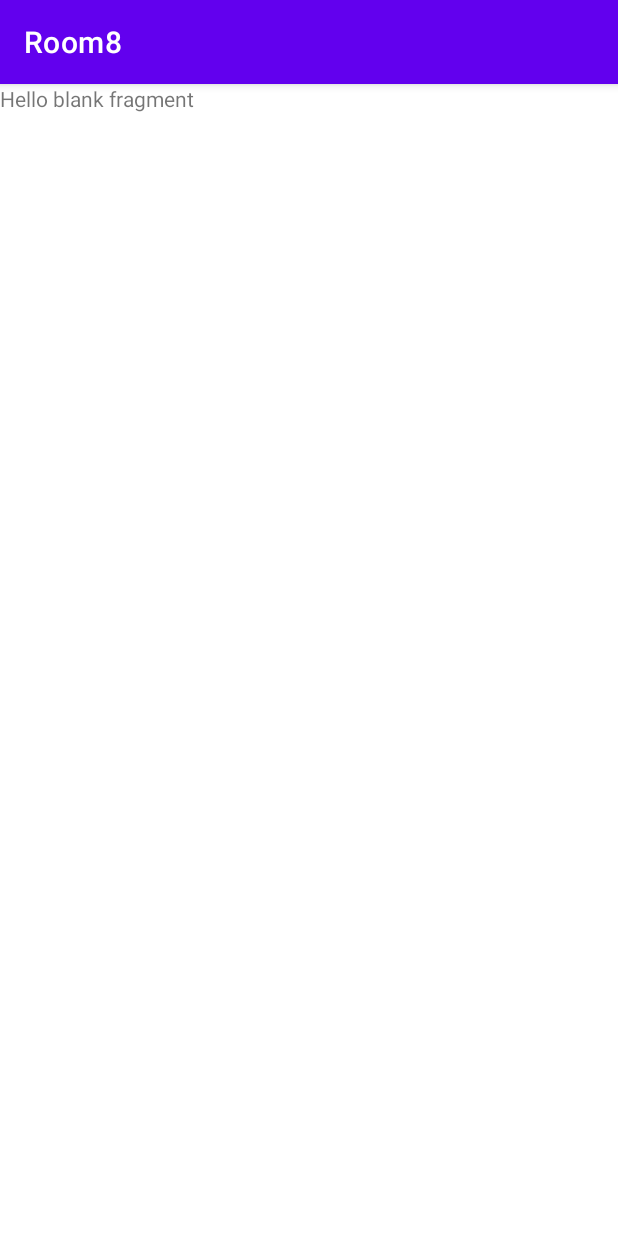
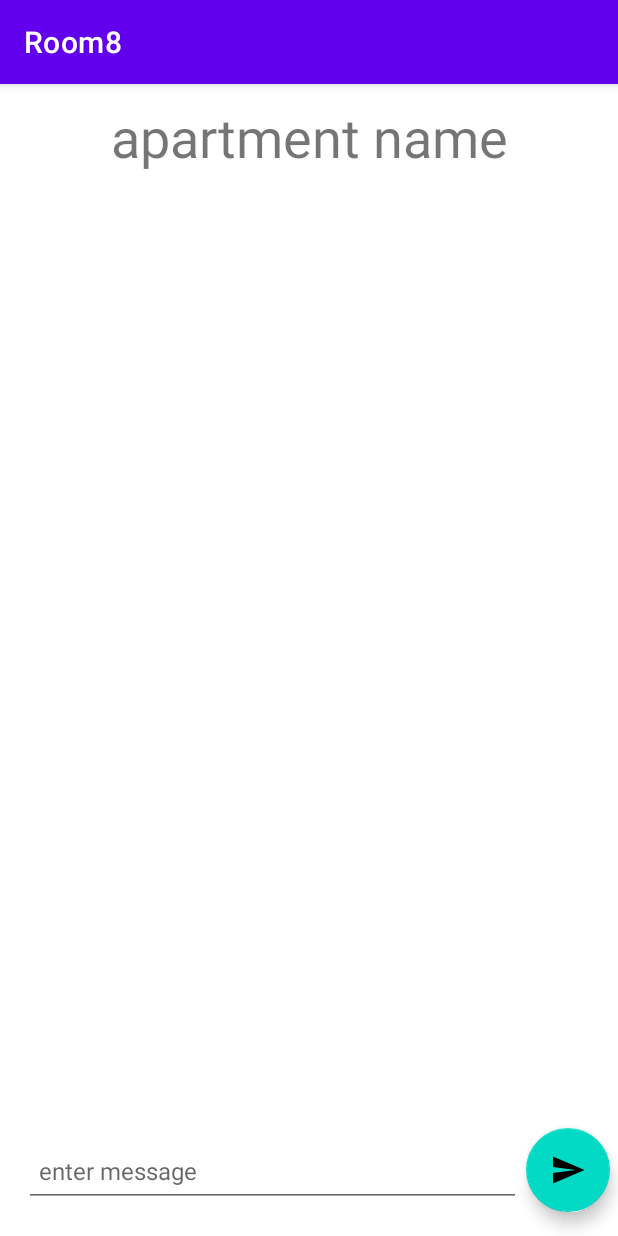
Before and after one commit to ShayGali/Room8s, an Android app: the Message_Fragment screen opened through its navigation route, on a phone screen of 412 x 824 dp. Run offline under Robolectric (Android 15) with nearby library versions, the phone set to English and light mode, and no system bars.

Commit message:
message layout basic

```diff
--- /dev/null
+++ b/front/code/app/src/main/res/drawable/ic_baseline_send_24.xml
@@ -0,0 +1,11 @@
+<vector xmlns:android="http://schemas.android.com/apk/res/android"
+    android:width="24dp"
+    android:height="24dp"
+    android:viewportWidth="24"
+    android:viewportHeight="24"
+    android:tint="?attr/colorControlNormal"
+    android:autoMirrored="true">
+  <path
+      android:fillColor="@android:color/white"
+      android:pathData="M2.01,21L23,12 2.01,3 2,10l15,2 -15,2z"/>
+</vector>
--- a/front/code/app/src/main/res/layout/fragment_message_.xml
+++ b/front/code/app/src/main/res/layout/fragment_message_.xml
@@ -1,14 +1,56 @@
 <?xml version="1.0" encoding="utf-8"?>
-<FrameLayout xmlns:android="http://schemas.android.com/apk/res/android"
+<RelativeLayout xmlns:android="http://schemas.android.com/apk/res/android"
+    xmlns:app="http://schemas.android.com/apk/res-auto"
     xmlns:tools="http://schemas.android.com/tools"
     android:layout_width="match_parent"
     android:layout_height="match_parent"
-    tools:context=".fragments.message_fragments.Message_Fragment">
+    tools:context=".fragments.message_fragments.Message_Fragment"
+    >
 
-    <!-- TODO: Update blank fragment layout -->
     <TextView
+        android:id="@+id/apartment_name_TextView"
+        android:layout_width="match_parent"
+        android:layout_height="wrap_content"
+        android:layout_marginTop="5dp"
+        android:gravity="center"
+        android:text="apartment name"
+        android:textSize="36sp"
+        android:padding="5dp"
+        />
+
+    <androidx.recyclerview.widget.RecyclerView
+        android:id="@+id/messages_RecyclerView"
         android:layout_width="match_parent"
         android:layout_height="match_parent"
-        android:text="@string/hello_blank_fragment" />
+        android:layout_above="@id/enter_message_EditText"
+        android:layout_below="@id/apartment_name_TextView" />
 
-</FrameLayout>
+    <EditText
+        android:id="@+id/enter_message_EditText"
+        android:layout_width="match_parent"
+        android:layout_height="wrap_content"
+        android:layout_alignParentBottom="true"
+        android:layout_marginStart="16dp"
+        android:layout_marginBottom="19dp"
+        android:layout_marginEnd="3dp"
+        android:layout_toStartOf="@id/send_btn"
+        android:hint="enter message"
+        android:minHeight="48dp"
+        android:padding="10dp"
+        android:textSize="16sp" />
+
+    <com.google.android.material.floatingactionbutton.FloatingActionButton
+        android:id="@+id/send_btn"
+        android:layout_width="wrap_content"
+        android:layout_height="wrap_content"
+        android:clickable="true"
+        android:src="@drawable/ic_baseline_send_24"
+        android:layout_alignParentEnd="true"
+        android:layout_alignParentBottom="true"
+        android:layout_marginBottom="16dp"
+        android:layout_marginEnd="5dp"
+
+        />
+
+
+</RelativeLayout>
```
